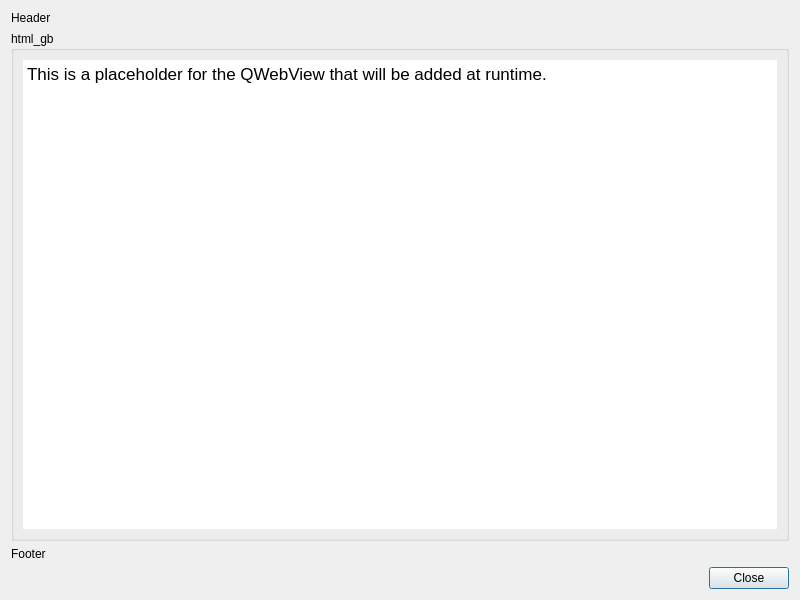
Qt form dialogs/html_viewer.ui (Philantrop/calibre-marvin-manager) before a commit.
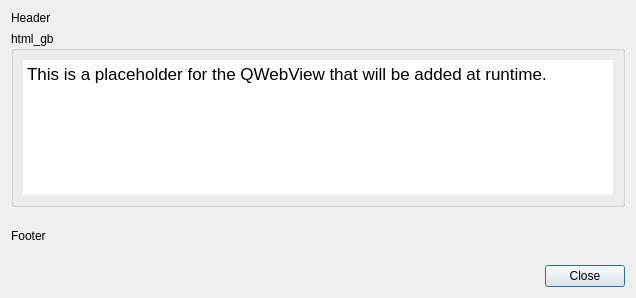
The same form after that commit. Icons and pictures are not drawn.

Commit message: inserted a variety of spacers to guarantee minimal sizes for supplemental dialogs.

The edit to the form file:
```diff
--- a/dialogs/html_viewer.ui
+++ b/dialogs/html_viewer.ui
@@ -6,8 +6,8 @@
    <rect>
     <x>0</x>
     <y>0</y>
-    <width>800</width>
-    <height>600</height>
+    <width>636</width>
+    <height>298</height>
    </rect>
   </property>
   <property name="windowTitle">
@@ -65,6 +65,22 @@
        </layout>
       </widget>
      </item>
+     <item>
+      <spacer name="verticalSpacer">
+       <property name="orientation">
+        <enum>Qt::Vertical</enum>
+       </property>
+       <property name="sizeType">
+        <enum>QSizePolicy::Fixed</enum>
+       </property>
+       <property name="sizeHint" stdset="0">
+        <size>
+         <width>20</width>
+         <height>16</height>
+        </size>
+       </property>
+      </spacer>
+     </item>
      <item>
       <widget class="QLabel" name="footer">
        <property name="text">
@@ -78,6 +94,22 @@
        </property>
       </widget>
      </item>
+     <item>
+      <spacer name="horizontalSpacer">
+       <property name="orientation">
+        <enum>Qt::Horizontal</enum>
+       </property>
+       <property name="sizeType">
+        <enum>QSizePolicy::Fixed</enum>
+       </property>
+       <property name="sizeHint" stdset="0">
+        <size>
+         <width>400</width>
+         <height>16</height>
+        </size>
+       </property>
+      </spacer>
+     </item>
      <item>
       <widget class="QDialogButtonBox" name="bb">
        <property name="standardButtons">
```
The commit also changes 5 other files.
